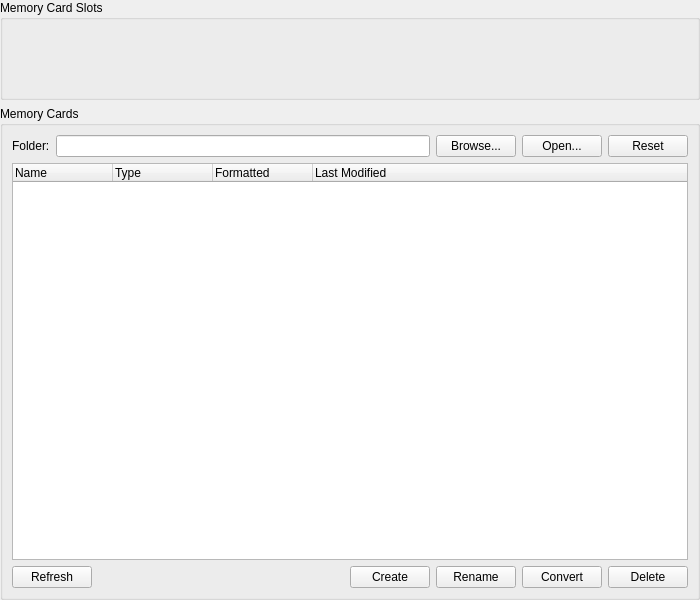
Above: pcsx2-qt/Settings/MemoryCardSettingsWidget.ui from PCSX2/pcsx2 before the change. Below: the same form after it.
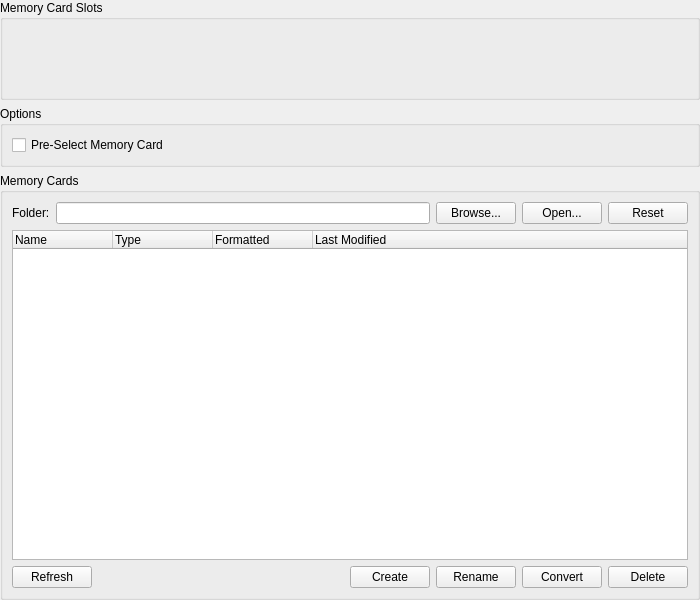
That is the form after the change. Custom widgets are drawn as their Qt base class.

Commit message: Gui: Add Option to Preselect Memorycards

```diff
--- a/pcsx2-qt/Settings/MemoryCardSettingsWidget.ui
+++ b/pcsx2-qt/Settings/MemoryCardSettingsWidget.ui
@@ -10,7 +10,7 @@
     <height>600</height>
    </rect>
   </property>
-  <layout class="QVBoxLayout" name="verticalLayout" stretch="0,1,0">
+  <layout class="QVBoxLayout" name="verticalLayout" stretch="0,0,1">
    <property name="leftMargin">
     <number>0</number>
    </property>
@@ -49,6 +49,25 @@
      <layout class="QGridLayout" name="gridLayout"/>
     </widget>
    </item>
+   <item>
+    <widget class="QGroupBox" name="Options">
+     <property name="title">
+      <string>Options</string>
+     </property>
+     <layout class="QVBoxLayout" name="verticalLayout_3">
+      <item>
+       <layout class="QHBoxLayout" name="horizontalLayout_3"/>
+      </item>
+      <item>
+       <widget class="QCheckBox" name="preselectMemoryCard">
+        <property name="text">
+         <string>Pre-Select Memory Card</string>
+        </property>
+       </widget>
+      </item>
+     </layout>
+    </widget>
+   </item>
    <item>
     <widget class="QGroupBox" name="cardGroupBox">
      <property name="title">
```
The commit also changes 4 other files.
